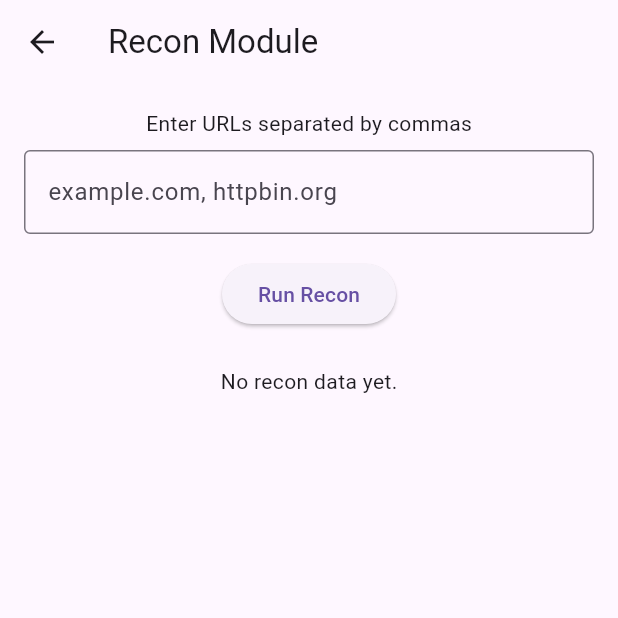
After one commit to MM11011/awatp, a Flutter app: the ReconPage screen opened directly, after a tap on "Run Recon", on a phone screen of 412 x 824 dp, the top half of it. The commit adds this screen. Run offline on Flutter 3.47's test engine with Material 3 defaults, Android fonts, the phone set to English and light mode, and no system bars; our stand-ins replace fl_chart; missing offline and left inert: dart:html.

Commit message:
feat: Added Recon Module to backend and UI with working API integration and results rendering.

```diff
--- /dev/null
+++ b/awatp_ui/lib/recon_page.dart
@@ -0,0 +1,97 @@
+import 'package:flutter/material.dart';
+import 'package:http/http.dart' as http;
+import 'dart:convert';
+
+class ReconPage extends StatefulWidget {
+  const ReconPage({super.key});
+
+  @override
+  _ReconPageState createState() => _ReconPageState();
+}
+
+class _ReconPageState extends State<ReconPage> {
+  final TextEditingController _urlController = TextEditingController();
+  bool _isLoading = false;
+  Map<String, dynamic> _reconResults = {};
+
+  Future<void> _performRecon() async {
+    final urls = _urlController.text
+        .split(',')
+        .map((e) => e.trim())
+        .where((url) => url.isNotEmpty)
+        .toList();
+
+    if (urls.isEmpty) return;
+
+    setState(() {
+      _isLoading = true;
+      _reconResults.clear();
+    });
+
+    final response = await http.post(
+      Uri.parse('http://localhost:5000/recon'),
+      headers: {'Content-Type': 'application/json'},
+      body: jsonEncode({'urls': urls}),
+    );
+
+    if (response.statusCode == 200) {
+      setState(() {
+        _reconResults = jsonDecode(response.body);
+      });
+    } else {
+      setState(() {
+        _reconResults = {
+          'error': 'Failed to fetch recon data. (${response.statusCode})'
+        };
+      });
+    }
+
+    setState(() {
+      _isLoading = false;
+    });
+  }
+
+  @override
+  Widget build(BuildContext context) {
+    return Scaffold(
+      appBar: AppBar(title: const Text('Recon Module')),
+      body: Padding(
+        padding: const EdgeInsets.all(16.0),
+        child: Column(
+          children: [
+            const Text('Enter URLs separated by commas'),
+            const SizedBox(height: 8),
+            TextField(
+              controller: _urlController,
+              decoration: const InputDecoration(
+                border: OutlineInputBorder(),
+                hintText: 'example.com, httpbin.org',
+              ),
+            ),
+            const SizedBox(height: 16),
+            ElevatedButton(
+              onPressed: _performRecon,
+              child: _isLoading
+                  ? const CircularProgressIndicator(color: Colors.white)
+                  : const Text('Run Recon'),
+            ),
+            const SizedBox(height: 24),
+            Expanded(
+              child: _reconResults.isEmpty
+                  ? const Text('No recon data yet.')
+                  : ListView(
+                      children: _reconResults.entries.map((entry) {
+                        return ListTile(
+                          leading: const Icon(Icons.search),
+                          title: Text(entry.key),
+                          subtitle: Text(entry.value.toString()),
+                        );
+                      }).toList(),
+                    ),
+            ),
+          ],
+        ),
+      ),
+    );
+  }
+}
```
Also changed, not shown: awatp_ui/lib/main.dart (+108 -174 lines), 5 other files.
